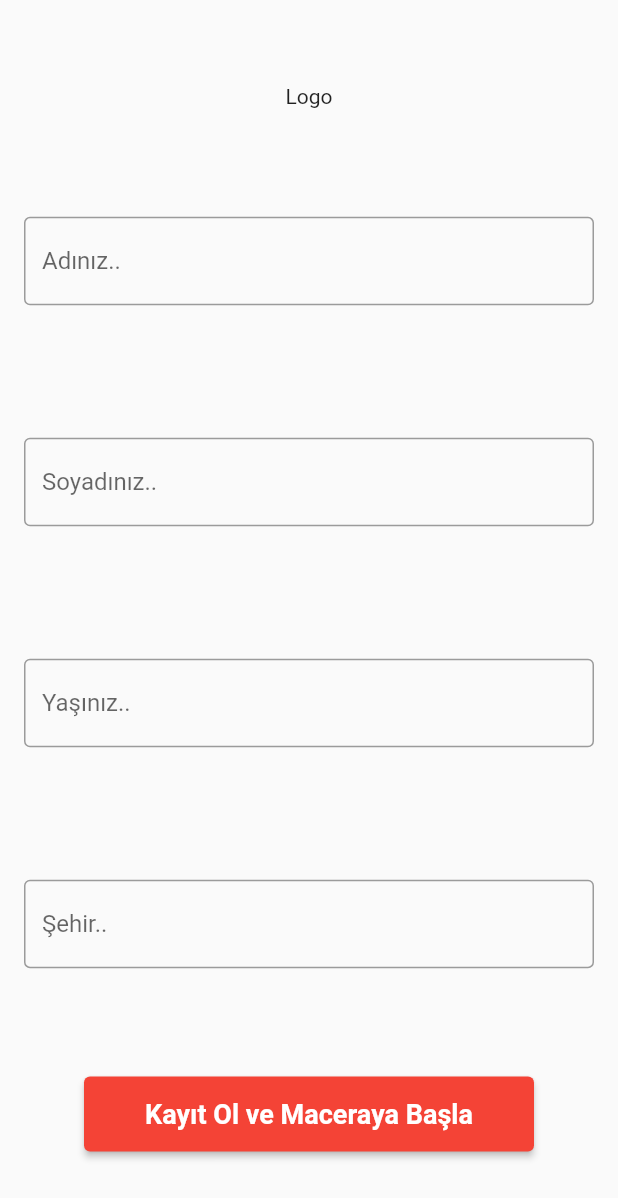
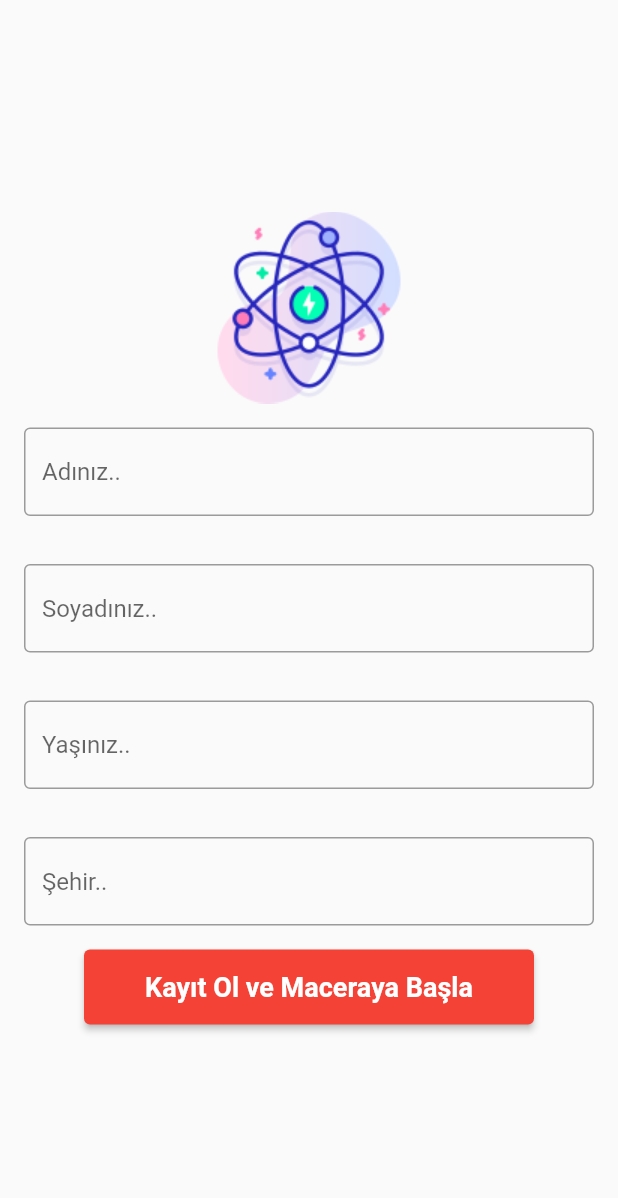
Before and after one commit to ensar212/bilgi_yarismasi, a Flutter app: the screen it shows after launch, on a phone screen of 412 x 824 dp. Shown: the top 1198 px of the screen. Run offline on Flutter 3.47's test engine with Material 2 defaults, Android fonts, the phone set to English and light mode, and no system bars.

Commit message:
logo eklenmesi

```diff
--- a/lib/Sayfa_Tasarimlari/Kisi_Kayit.dart
+++ b/lib/Sayfa_Tasarimlari/Kisi_Kayit.dart
@@ -18,9 +18,9 @@ class _KisiKayitState extends State<KisiKayit> {
       appBar: null,
       body: Center(
         child: Column(
-          mainAxisAlignment: MainAxisAlignment.spaceEvenly,
+          mainAxisAlignment: MainAxisAlignment.center,
           children: [
-            Text('Logo'),
+            Image.asset('resimler/atom.png'),
             Padding(
               padding: const EdgeInsets.all(16.0),
               child: TextField(controller: tfcAd, decoration: InputDecoration(border: OutlineInputBorder(),hintText:'Adınız..')),
--- a/lib/main.dart
+++ b/lib/main.dart
@@ -13,6 +13,7 @@ class MyApp extends StatelessWidget {
   Widget build(BuildContext context) {
     return MaterialApp(
       title: 'Flutter Demo',
+      debugShowCheckedModeBanner: false,
       theme: ThemeData(
 
         primarySwatch: Colors.blue,
--- a/pubspec.yaml
+++ b/pubspec.yaml
@@ -60,8 +60,8 @@ flutter:
   uses-material-design: true
 
   # To add assets to your application, add an assets section, like this:
-  # assets:
-  #   - images/a_dot_burr.jpeg
+  assets:
+    - resimler/atom.png
   #   - images/a_dot_ham.jpeg
 
   # An image asset can refer to one or more resolution-specific "variants", see
```
Also changed, not shown: resimler/atom.png (added).
